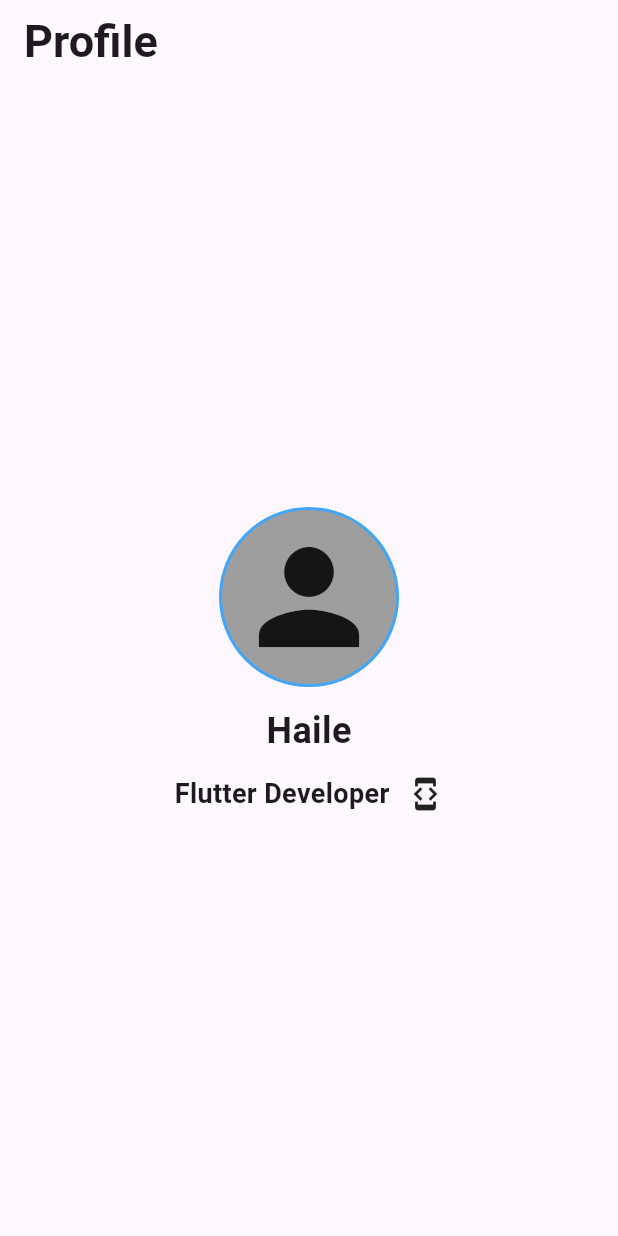
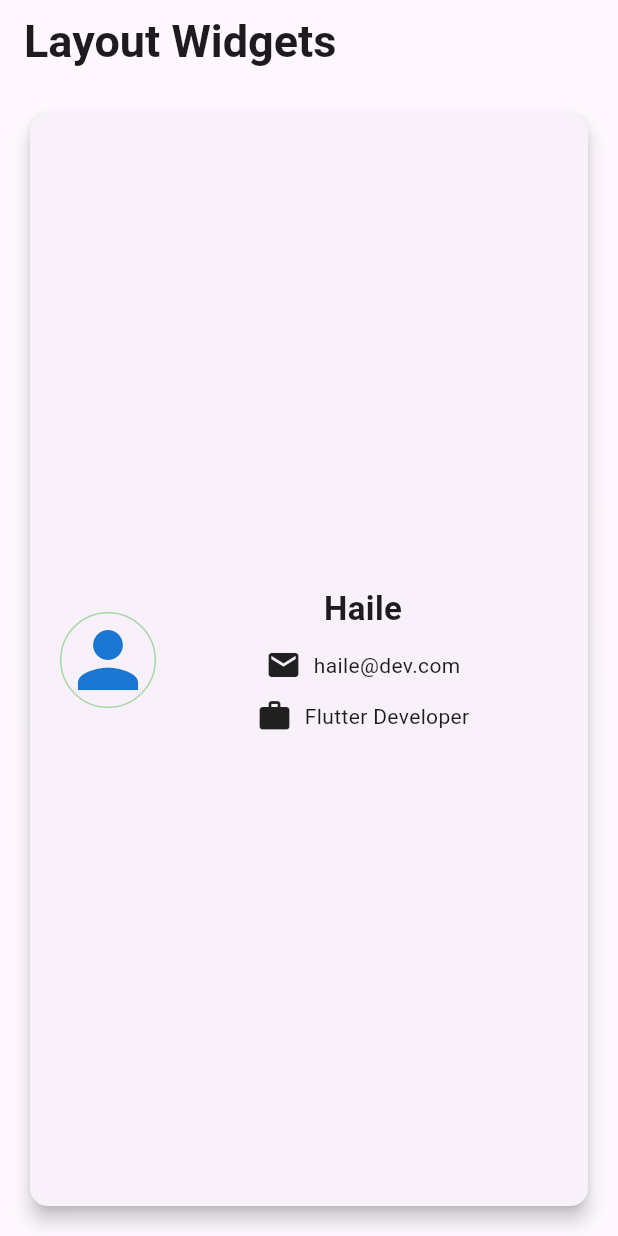
Before and after one commit to haile-12-21-23/zero_to_hero_mobile_dev, a Flutter app: the screen it shows after launch, on a phone screen of 412 x 824 dp. Run offline on Flutter 3.47's test engine with Material 3 defaults, Android fonts, the phone set to English and light mode, and no system bars.

Commit message:
Day 13: layout widgets.

```diff
--- /dev/null
+++ b/lib/flutter_phase/day_13_layout_widgets.dart
@@ -0,0 +1,82 @@
+import 'package:flutter/material.dart';
+
+class Day13LayoutWidgets extends StatelessWidget {
+  const Day13LayoutWidgets({super.key});
+
+  @override
+  Widget build(BuildContext context) {
+    return Scaffold(
+      appBar: AppBar(
+        title: Text(
+          "Layout Widgets",
+          style: TextStyle(fontSize: 30, fontWeight: FontWeight.bold),
+        ),
+      ),
+      body: Padding(
+        padding: EdgeInsets.all(16),
+        child: Card(
+          elevation: 5,
+          child: Padding(
+            padding: EdgeInsets.all(20),
+            child: Row(
+              children: [
+                Container(
+                  alignment: Alignment.center,
+                  width: 64,
+                  height: 64,
+
+                  decoration: BoxDecoration(
+                    border: Border.all(color: Colors.green.shade200),
+                    borderRadius: BorderRadius.circular(100),
+                  ),
+                  child: Icon(
+                    Icons.person,
+                    size: 60,
+                    color: Colors.blue.shade700,
+                  ),
+                ),
+
+                const SizedBox(width: 8),
+                Expanded(
+                  child: Column(
+                    crossAxisAlignment: CrossAxisAlignment.center,
+                    mainAxisAlignment: MainAxisAlignment.center,
+                    children: [
+                      Text(
+                        "Haile",
+                        style: TextStyle(
+                          fontSize: 22,
+                          fontWeight: FontWeight.bold,
+                        ),
+                      ),
+                      const SizedBox(height: 10),
+                      Row(
+                        crossAxisAlignment: CrossAxisAlignment.center,
+                        mainAxisAlignment: MainAxisAlignment.center,
+                        children: [
+                          Icon(Icons.mail),
+                          const SizedBox(width: 8),
+                          Text("haile@dev.com"),
+                        ],
+                      ),
+                      const SizedBox(height: 10),
+                      Row(
+                        crossAxisAlignment: CrossAxisAlignment.center,
+                        mainAxisAlignment: MainAxisAlignment.center,
+                        children: [
+                          Icon(Icons.work),
+                          const SizedBox(width: 8),
+                          Text("Flutter Developer"),
+                        ],
+                      ),
+                    ],
+                  ),
+                ),
+              ],
+            ),
+          ),
+        ),
+      ),
+    );
+  }
+}
--- a/lib/main.dart
+++ b/lib/main.dart
@@ -1,6 +1,7 @@
 import 'package:flutter/material.dart';
-import 'package:zero_to_hero_mobile_dev/flutter_phase/day_11_flutter_setup.dart';
-import 'package:zero_to_hero_mobile_dev/flutter_phase/day_12_widgets_basics.dart';
+// import 'package:zero_to_hero_mobile_dev/flutter_phase/day_11_flutter_setup.dart';
+// import 'package:zero_to_hero_mobile_dev/flutter_phase/day_12_widgets_basics.dart';
+import 'package:zero_to_hero_mobile_dev/flutter_phase/day_13_layout_widgets.dart';
 
 void main() {
   runApp(const MyApp());
@@ -18,7 +19,7 @@ class MyApp extends StatelessWidget {
 
         colorScheme: .fromSeed(seedColor: Colors.deepPurple),
       ),
-      home: const Day12WidgetsBasics(),
+      home: const Day13LayoutWidgets(),
     );
   }
 }
```
